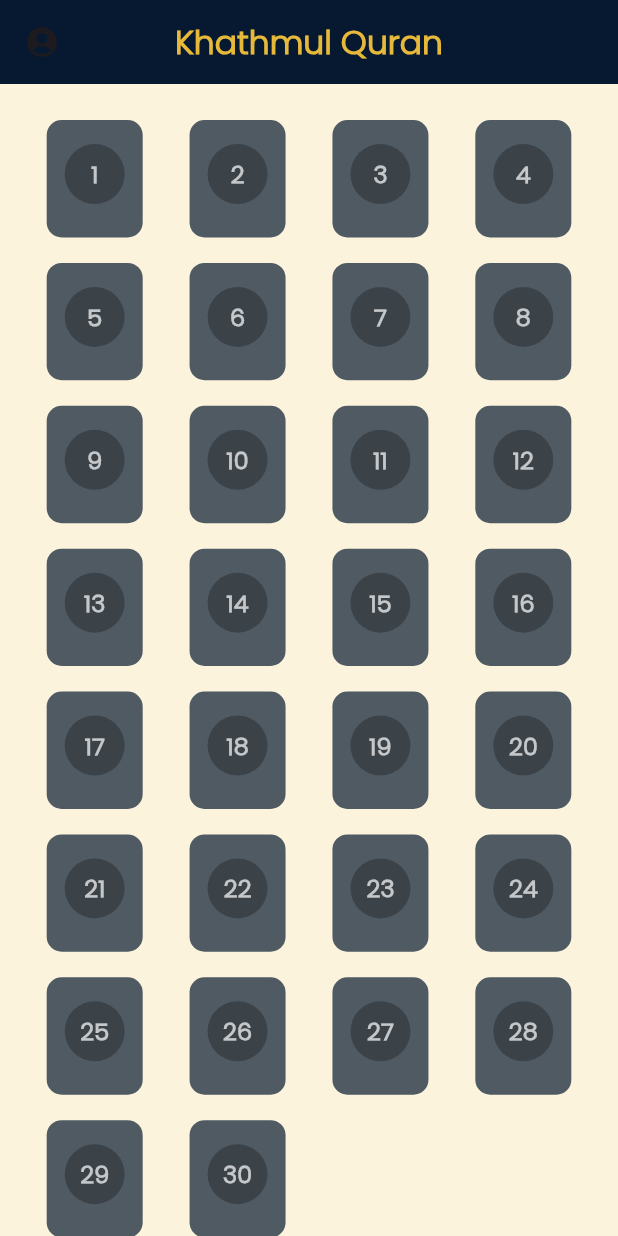
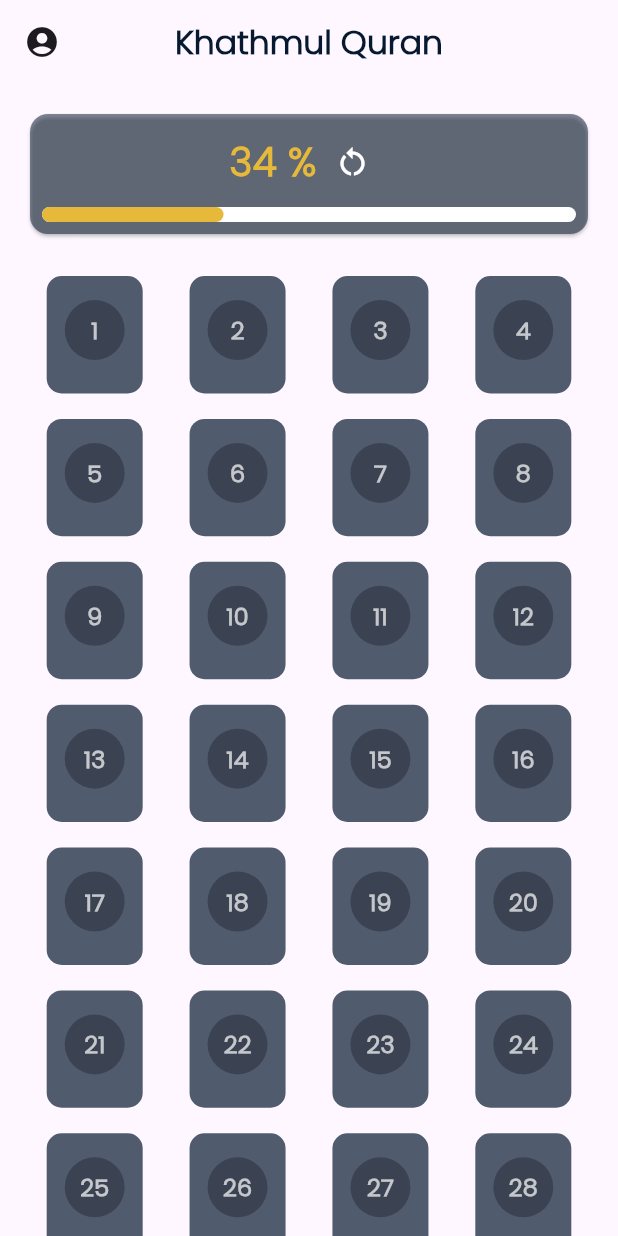
Before and after one commit to aslahmogral/Khathmul-Quran, a Flutter app: the screen it shows after launch, on a phone screen of 412 x 824 dp. Run offline on Flutter 3.47's test engine with Material 3 defaults, Android fonts, the light colour scheme and no system bars; drawn by our look-alikes of badges; our stand-ins replace hive_flutter, shared_preferences; missing offline and left inert: quran; accounts and stored records are empty; project files that could hold a hidden picture were left out.

Commit message:
ui of progrss of juz on home screen added

```diff
--- a/lib/juz_index_screen.dart
+++ b/lib/juz_index_screen.dart
@@ -20,7 +20,7 @@ class _JuzIndexScreenState extends State<JuzIndexScreen> {
   @override
   Widget build(BuildContext context) {
     return Scaffold(
-      backgroundColor: Color.fromARGB(255, 251, 243, 220),
+      // backgroundColor: Color.fromARGB(255, 251, 243, 220),
       appBar: AppBar(
         leading: Column(
           mainAxisAlignment: MainAxisAlignment.center,
@@ -30,11 +30,11 @@ class _JuzIndexScreenState extends State<JuzIndexScreen> {
           ],
         ),
         centerTitle: true,
-        backgroundColor: AppColors.primaryColor,
+        // backgroundColor: AppColors.primaryColor,
         title: Text(
           'Khathmul Quran',
           style: TextStyle(
-              fontWeight: FontWeight.bold, color: AppColors.seconderyColor),
+              fontWeight: FontWeight.bold, color: AppColors.primaryColor),
         ),
         actions: [
           // Consumer<JuzProgressProvider>(
@@ -55,6 +55,55 @@ class _JuzIndexScreenState extends State<JuzIndexScreen> {
             padding: const EdgeInsets.symmetric(horizontal: 16, vertical: 16),
             child: Column(
               children: [
+                Card(
+                  color: AppColors.primaryColor.withOpacity(0.5),
+                  child: Container(
+                    height: 80,
+                    child: Padding(
+                      padding: const EdgeInsets.all(8.0),
+                      child: Column(
+                        children: [
+                          Row(
+                            mainAxisSize: MainAxisSize.min,
+                            children: [
+                              Text(
+                                '34 %',
+                                style: TextStyle(
+                                    color: AppColors.seconderyColor,
+                                    fontSize: 26,
+                                    fontWeight: FontWeight.bold),
+                              ),
+                              IconButton(
+                                  color: Colors.white,
+                                  onPressed: () {
+                                    resetButtonClicked(
+                                        context, juzProgressModel);
+                                  },
+                                  icon: Icon(Icons.restart_alt))
+                            ],
+                          ),
+                          SizedBox(
+                            height: 6,
+                          ),
+                          SizedBox(
+                            height: 10,
+                            child: LinearProgressIndicator(
+                              backgroundColor: Colors.white,
+                              borderRadius: BorderRadius.all(
+                                Radius.circular(6),
+                              ),
+                              color: AppColors.seconderyColor,
+                              value: 0.34,
+                            ),
+                          )
+                        ],
+                      ),
+                    ),
+                  ),
+                ),
+                SizedBox(
+                  height: 16,
+                ),
                 GridView.builder(
                   gridDelegate: SliverGridDelegateWithFixedCrossAxisCount(
                     crossAxisCount:
@@ -76,25 +125,6 @@ class _JuzIndexScreenState extends State<JuzIndexScreen> {
                     );
                   },
                 ),
-                ElevatedButton(
-                    style: ButtonStyle(
-                      backgroundColor:
-                          MaterialStateProperty.all(AppColors.primaryColor),
-                    ),
-                    onPressed: () {
-                      resetButtonClicked(context, juzProgressModel);
-                    },
-                    child: Row(
-                      mainAxisSize: MainAxisSize.min,
-                      children: [
-                        Text(
-                          'RESET',
-                          style: TextStyle(
-                              color: AppColors.seconderyColor,
-                              fontWeight: FontWeight.bold),
-                        ),
-                      ],
-                    ))
               ],
             ),
           ),
--- a/lib/juz_screen/juz_screen.dart
+++ b/lib/juz_screen/juz_screen.dart
@@ -219,16 +219,10 @@ class JuzScreen extends StatelessWidget {
                             mainAxisAlignment: MainAxisAlignment.center,
                             mainAxisSize: MainAxisSize.min,
                             children: [
-                              InkWell(
-                                onTap: () {
-                                  model.skip();
-                                },
-                                child: Text(
-                                  '$surahkey. ${quran.getSurahName(surahkey)}',
-                                  style: TextStyle(
-                                      fontWeight: FontWeight.bold,
-                                      fontSize: 20),
-                                ),
+                              Text(
+                                '$surahkey. ${quran.getSurahName(surahkey)}',
+                                style: TextStyle(
+                                    fontWeight: FontWeight.bold, fontSize: 20),
                               ),
                               // Text('$ayahNumber'),
                             ],
--- a/lib/juz_screen/juz_screen_mode.dart
+++ b/lib/juz_screen/juz_screen_mode.dart
@@ -63,9 +63,4 @@ class JuzScreenModel with ChangeNotifier {
     );
     print('exit');
   }
-
-  skip() {
-    pageController.jumpToPage(141);
-    notifyListeners();
-  }
 }
```
